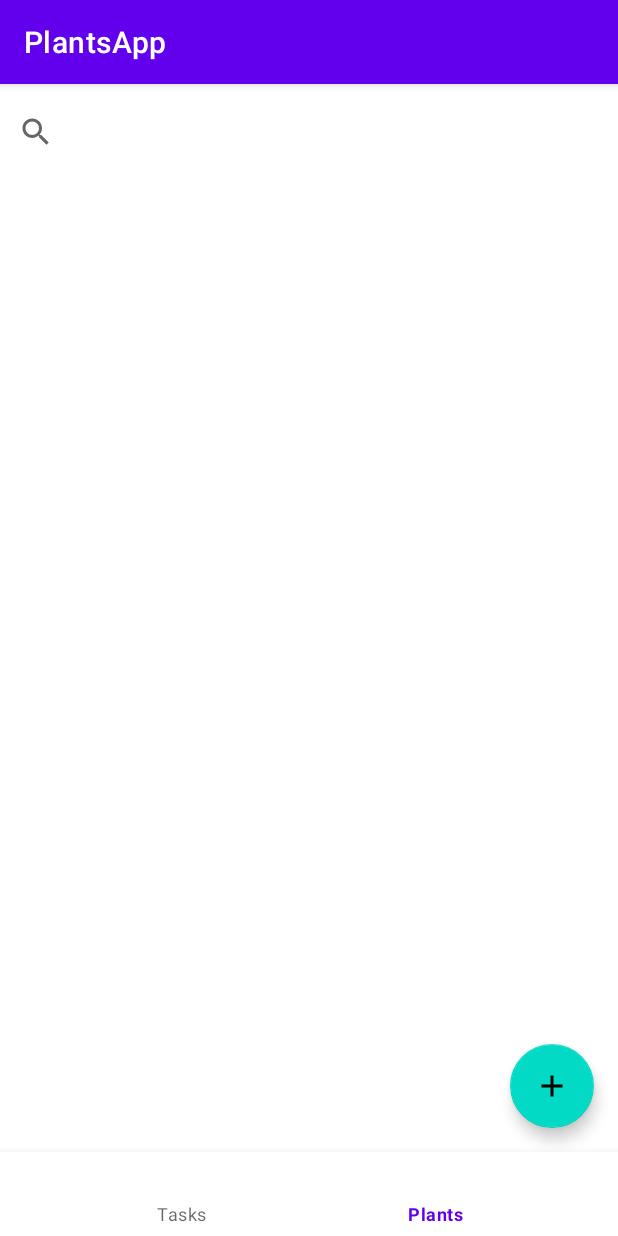
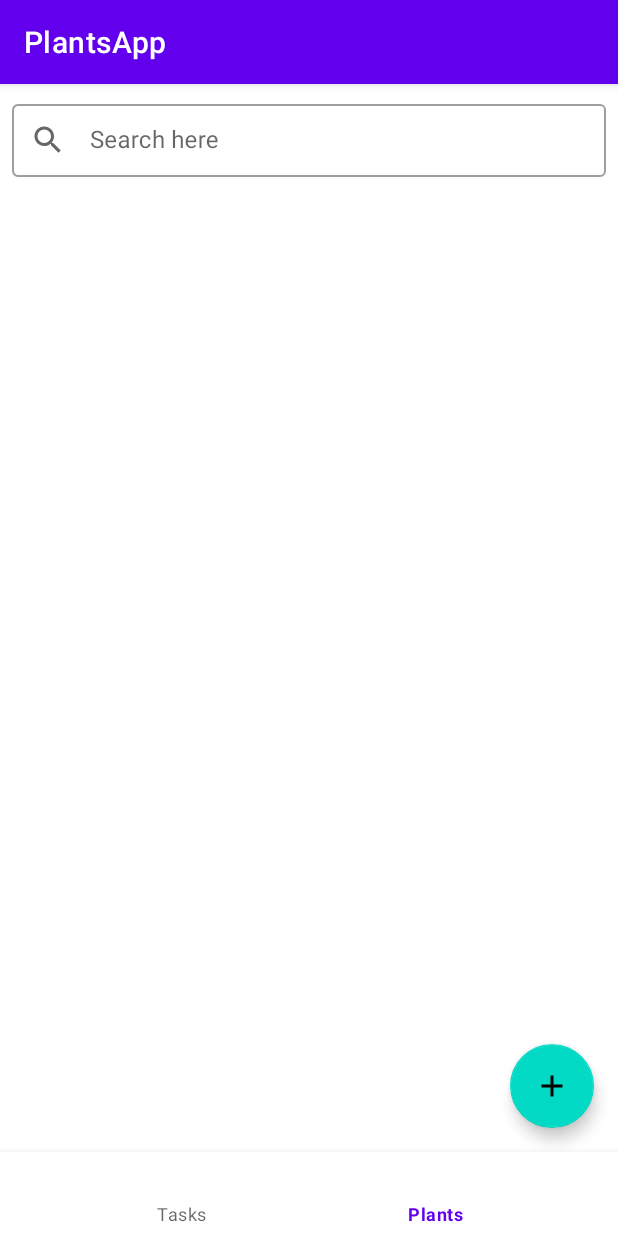
Before and after one commit to Lonexera/students-lab, an Android app: the screen it shows after launch (MainActivity), item 2 of the bottom bar chosen, on a phone screen of 412 x 824 dp. Run offline under Robolectric (Android 15) with nearby library versions, the phone set to English and light mode, and no system bars; our stand-ins replace Room's generated code, Timber; libraries missing offline, so code that uses them is left out: by.kirich1409.viewbindingdelegate; 5 statements that could not run were skipped.

Commit message:
style: change searchView into textImputLayout

```diff
--- /dev/null
+++ b/app/src/main/res/drawable/ic_baseline_search_24.xml
@@ -0,0 +1,10 @@
+<vector xmlns:android="http://schemas.android.com/apk/res/android"
+    android:width="24dp"
+    android:height="24dp"
+    android:viewportWidth="24"
+    android:viewportHeight="24"
+    android:tint="?attr/colorControlNormal">
+  <path
+      android:fillColor="@android:color/white"
+      android:pathData="M15.5,14h-0.79l-0.28,-0.27C15.41,12.59 16,11.11 16,9.5 16,5.91 13.09,3 9.5,3S3,5.91 3,9.5 5.91,16 9.5,16c1.61,0 3.09,-0.59 4.23,-1.57l0.27,0.28v0.79l5,4.99L20.49,19l-4.99,-5zM9.5,14C7.01,14 5,11.99 5,9.5S7.01,5 9.5,5 14,7.01 14,9.5 11.99,14 9.5,14z"/>
+</vector>
--- a/app/src/main/res/layout/fragment_plants.xml
+++ b/app/src/main/res/layout/fragment_plants.xml
@@ -4,23 +4,35 @@
     android:layout_width="match_parent"
     android:layout_height="match_parent">
 
-    <SearchView
-        android:id="@+id/search_plants"
+    <com.google.android.material.textfield.TextInputLayout
+        android:id="@+id/til_search_plants"
         android:layout_width="0dp"
         android:layout_height="wrap_content"
         android:layout_marginTop="@dimen/margin_8dp"
+        android:layout_marginStart="@dimen/margin_8dp"
+        android:layout_marginEnd="@dimen/margin_8dp"
         app:layout_constraintEnd_toEndOf="parent"
         app:layout_constraintStart_toStartOf="parent"
-        app:layout_constraintTop_toTopOf="parent" />
+        app:layout_constraintTop_toTopOf="parent"
+        app:startIconDrawable="@drawable/ic_baseline_search_24"
+        style="@style/Widget.Plant.TextInputLayout">
+
+    <com.google.android.material.textfield.TextInputEditText
+        android:id="@+id/et_search_plants"
+        android:layout_width="match_parent"
+        android:layout_height="match_parent"
+        android:hint="@string/hint_search_plants" />
+    </com.google.android.material.textfield.TextInputLayout>
 
     <androidx.recyclerview.widget.RecyclerView
         android:id="@+id/rv_plants"
         android:layout_width="0dp"
-        android:layout_height="wrap_content"
+        android:layout_height="0dp"
         android:paddingTop="@dimen/margin_16dp"
         app:layout_constraintStart_toStartOf="parent"
         app:layout_constraintEnd_toEndOf="parent"
-        app:layout_constraintTop_toBottomOf="@id/search_plants"/>
+        app:layout_constraintTop_toBottomOf="@id/til_search_plants"
+        app:layout_constraintBottom_toBottomOf="parent"/>
 
     <com.google.android.material.floatingactionbutton.FloatingActionButton
         android:id="@+id/fab_add_plant"
--- a/app/src/main/res/values/strings.xml
+++ b/app/src/main/res/values/strings.xml
@@ -4,6 +4,9 @@
     <!-- Bottom Navigation -->
     <string name="title_bottom_nav_tasks">Tasks</string>
     <string name="title_bottom_nav_plants">Plants</string>
+
+    <!-- Plants Screen -->
+    <string name="hint_search_plants">Search here</string>
 
     <!-- Plant Detail Screen -->
     <string name="msg_detail_watering_text">Watering frequency: \n every %d days</string>
```
